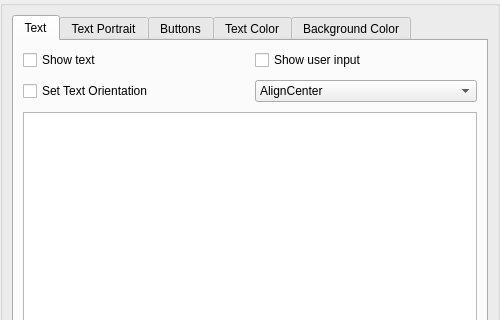
First picture: the form in src/Editor/Script/TextSnippetOverlay.ui, repository RemotelyChaotic/JOIPEngine, before the edit; both pictures show x 0 to 500 and y 0 to 320 of the 500 by 500 pixel window.
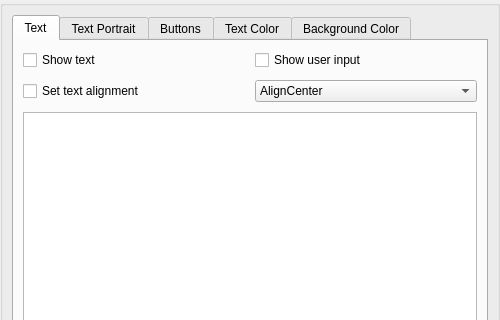
Second picture: the form after the edit. Custom widgets are drawn as their Qt base class.

```diff
--- a/src/Editor/Script/TextSnippetOverlay.ui
+++ b/src/Editor/Script/TextSnippetOverlay.ui
@@ -90,7 +90,7 @@
           <item row="1" column="0">
            <widget class="QCheckBox" name="pSetTextOrientation">
             <property name="text">
-             <string>Set Text Orientation</string>
+             <string>Set text alignment</string>
             </property>
            </widget>
           </item>
```
Left out of the diff: 2 changed lines with no effect on the pictures.
